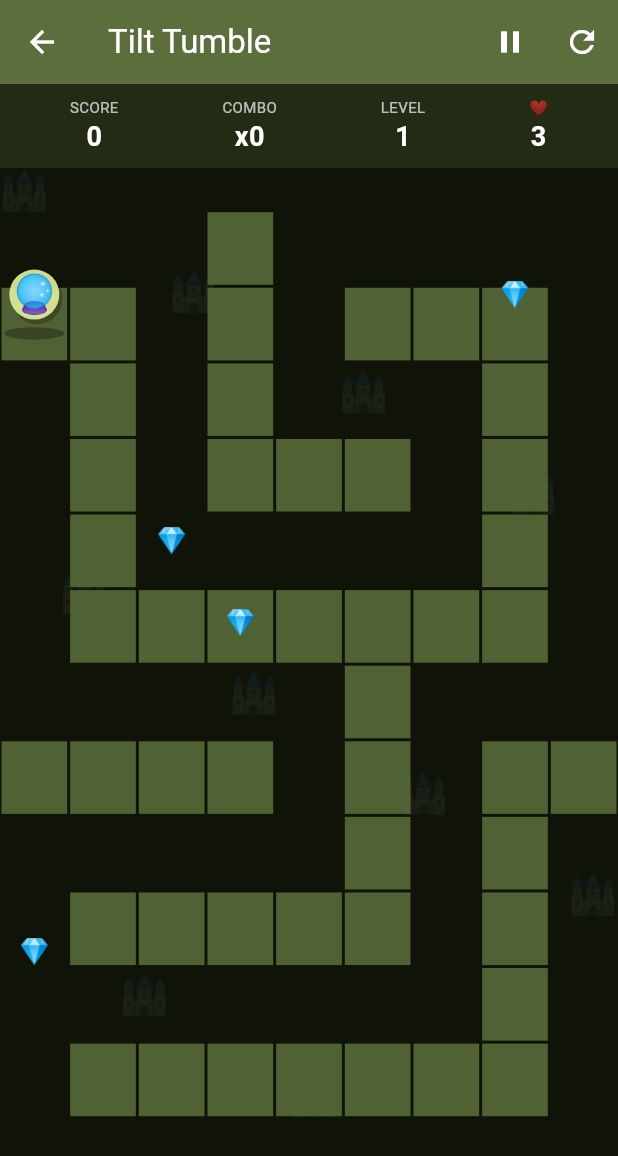
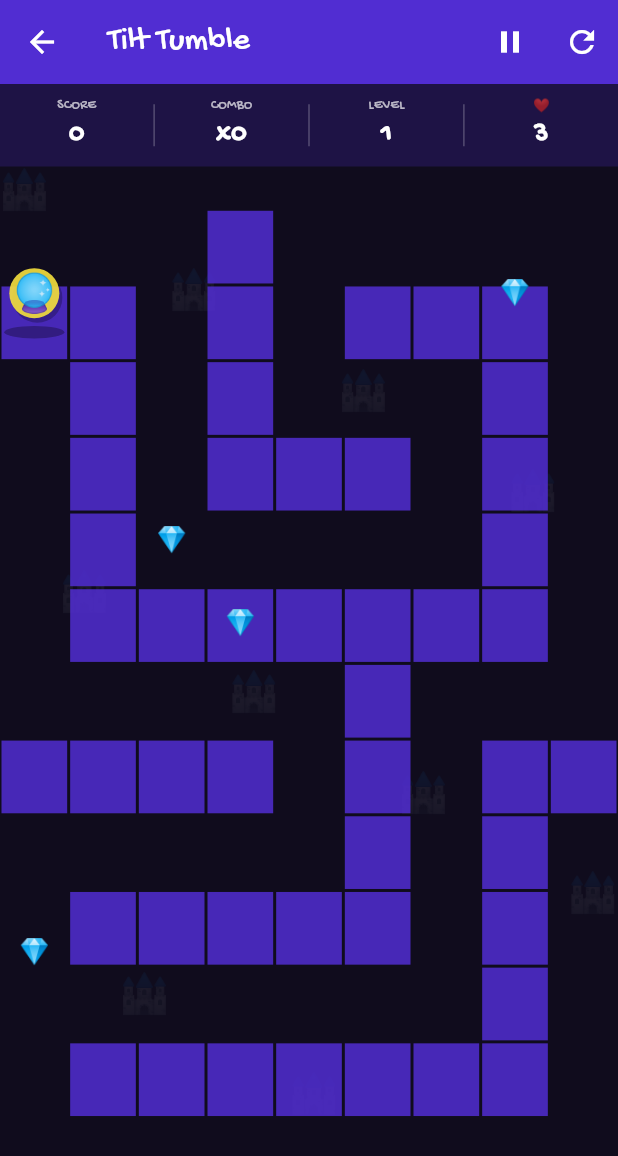
Before and after one commit to wjia-n/game-tilttumble, a Flutter app: the screen it shows after launch, after a tap on an icon or button, on a phone screen of 412 x 824 dp. Shown: the top 1156 px of the screen. Run offline on Flutter 3.47's test engine with Material 3 defaults, Android fonts, the light colour scheme and no system bars; our stand-ins replace audioplayers, cross_file, file_picker, in_app_purchase, in_app_review, qr_flutter and 2 more; missing offline and left inert: mobile_scanner.

Commit message:
Distinct look: GochiHand font, V4 menu, segmented HUD, palette, emoji fallback, wording ban, v1.0.0+4

```diff
--- a/lib/main.dart
+++ b/lib/main.dart
@@ -17,6 +17,7 @@ class ArcadeApp extends StatelessWidget {
       theme: ThemeData(
         colorScheme: ColorScheme.fromSeed(seedColor: config.primaryColor, brightness: Brightness.dark),
         useMaterial3: true,
+        fontFamily: 'GochiHand',
       ),
       home: SplashScreen(config: config),
     );
--- a/lib/screens/game_screen.dart
+++ b/lib/screens/game_screen.dart
@@ -83,20 +83,23 @@ class _GameScreenState extends State<GameScreen> {
 
   Widget _hud(ArcadeConfig c, ArcadeEngine e) {
     return Container(
-      color: c.primaryColor.withOpacity(0.25),
-      padding: const EdgeInsets.symmetric(horizontal: 12, vertical: 8),
-      child: Row(mainAxisAlignment: MainAxisAlignment.spaceAround, children: [
-        _stat('SCORE', '${e.score}'),
-        _stat('COMBO', 'x${e.combo}'),
-        _stat('LEVEL', '${e.level}'),
-        _stat('❤', '${e.lives}'),
+      color: c.primaryColor.withOpacity(0.22),
+      padding: const EdgeInsets.symmetric(vertical: 8),
+      child: Row(children: [
+        Expanded(child: _stat('SCORE', '${e.score}')),
+        Container(width: 1, height: 28, color: Colors.white24),
+        Expanded(child: _stat('COMBO', 'x${e.combo}')),
+        Container(width: 1, height: 28, color: Colors.white24),
+        Expanded(child: _stat('LEVEL', '${e.level}')),
+        Container(width: 1, height: 28, color: Colors.white24),
+        Expanded(child: _stat('❤', '${e.lives}')),
       ]),
     );
   }
 
   Widget _stat(String label, String value) => Column(children: [
-    Text(label, style: const TextStyle(color: Colors.white70, fontSize: 10)),
-    Text(value, style: const TextStyle(color: Colors.white, fontSize: 18, fontWeight: FontWeight.bold)),
+    Text(label, style: const TextStyle(color: Colors.white70, fontSize: 9, fontFamilyFallback: ['Noto Color Emoji'])),
+    Text(value, style: const TextStyle(color: Colors.white, fontSize: 18, fontWeight: FontWeight.bold, fontFamilyFallback: ['Noto Color Emoji'])),
   ]);
 
   Widget _playArea(ArcadeConfig c, ArcadeEngine e) {
@@ -128,21 +131,21 @@ class _GameScreenState extends State<GameScreen> {
   Widget _gameOver(ArcadeConfig c, ArcadeEngine e) {
     return Center(child: Padding(padding: const EdgeInsets.all(24), child: Column(
       mainAxisAlignment: MainAxisAlignment.center, children: [
-      Text(c.bgEmoji, style: const TextStyle(fontSize: 64)),
+      Text(c.bgEmoji, style: const TextStyle(fontFamilyFallback: const ['Noto Color Emoji'], fontSize: 64)),
       const SizedBox(height: 12),
-      const Text('GAME OVER', style: TextStyle(color: Colors.white, fontSize: 32, fontWeight: FontWeight.bold)),
+      const Text('GAME OVER', style: TextStyle(fontFamilyFallback: const ['Noto Color Emoji'], color: Colors.white, fontSize: 32, fontWeight: FontWeight.bold)),
       const SizedBox(height: 8),
-      Text('Score: ${e.score}', style: const TextStyle(color: Colors.white, fontSize: 22)),
+      Text('Score: ${e.score}', style: const TextStyle(fontFamilyFallback: const ['Noto Color Emoji'], color: Colors.white, fontSize: 22)),
       Text('Best combo: x${e.bestCombo}  •  Level ${e.level}',
-          style: const TextStyle(color: Colors.white70)),
+          style: const TextStyle(fontFamilyFallback: const ['Noto Color Emoji'], color: Colors.white70)),
       const SizedBox(height: 24),
       ElevatedButton(
         style: ElevatedButton.styleFrom(backgroundColor: c.accentColor,
             padding: const EdgeInsets.symmetric(horizontal: 48, vertical: 16)),
         onPressed: () => setState(() { _saved = false; e.start(); }),
-        child: const Text('PLAY AGAIN', style: TextStyle(fontSize: 18, color: Colors.black))),
+        child: const Text('PLAY AGAIN', style: TextStyle(fontFamilyFallback: const ['Noto Color Emoji'], fontSize: 18, color: Colors.black))),
       TextButton(onPressed: () => Navigator.pop(context),
-          child: const Text('Menu', style: TextStyle(color: Colors.white70))),
+          child: const Text('Menu', style: TextStyle(fontFamilyFallback: const ['Noto Color Emoji'], color: Colors.white70))),
     ])));
   }
 }
@@ -156,7 +159,7 @@ class _ArcadePainter extends CustomPainter {
   void _emoji(Canvas cv, String em, double x, double y, double pxSize, Size size, {double opacity = 1}) {
     final tp = TextPainter(textDirection: TextDirection.ltr);
     tp.text = TextSpan(text: em,
-        style: TextStyle(fontSize: pxSize, color: Colors.white.withOpacity(opacity)));
+        style: TextStyle(fontFamilyFallback: const ['Noto Color Emoji'], fontSize: pxSize, color: Colors.white.withOpacity(opacity)));
     tp.layout();
     tp.paint(cv, Offset(x * size.width - tp.width / 2, y * size.height - tp.height / 2));
   }
@@ -205,7 +208,7 @@ class _ArcadePainter extends CustomPainter {
     final e = engine;
     final tp = TextPainter(textDirection: TextDirection.ltr);
     tp.text = TextSpan(text: config.bgEmoji,
-        style: TextStyle(fontSize: 26, color: Colors.white.withOpacity(0.07)));
+        style: TextStyle(fontFamilyFallback: const ['Noto Color Emoji'], fontSize: 26, color: Colors.white.withOpacity(0.07)));
     tp.layout();
     for (int i = 0; i < 10; i++) {
       tp.paint(canvas, Offset((i * 113) % size.width, (i * 67) % size.height));
@@ -231,7 +234,7 @@ class _ArcadePainter extends CustomPainter {
           Paint()..color = (f.kind == 1 ? Colors.red : config.accentColor).withOpacity(a * 0.7));
     }
     if (e.paused) {
-      tp.text = const TextSpan(text: '⏸ PAUSED', style: TextStyle(fontSize: 34, color: Colors.white));
+      tp.text = const TextSpan(text: '⏸ PAUSED', style: TextStyle(fontFamilyFallback: const ['Noto Color Emoji'], fontSize: 34, color: Colors.white));
       tp.layout();
       tp.paint(canvas, Offset(size.width / 2 - tp.width / 2, size.height / 2 - 30));
     }
--- a/lib/screens/menu_screen.dart
+++ b/lib/screens/menu_screen.dart
@@ -1,3 +1,5 @@
+// DISTINCT ROLLOUT V4 — tilttumble: "Left rows + side badge"
+// Layout template from distinct-samples/turboturtle.
 import 'package:flutter/material.dart';
 import '../theme/arcade_config.dart';
 import '../engine/arcade_engine.dart';
@@ -6,6 +8,8 @@ import '../services/sound_service.dart';
 import 'game_screen.dart';
 import 'settings_screen.dart';
 import 'support_screen.dart';
+
+const List<String> _emojiFb = ['Noto Color Emoji'];
 
 class MenuScreen extends StatefulWidget {
   final ArcadeConfig config;
@@ -51,61 +55,84 @@ class _MenuScreenState extends State<MenuScreen> {
     return Scaffold(
       body: Container(
         decoration: BoxDecoration(gradient: LinearGradient(
-          begin: Alignment.topCenter, end: Alignment.bottomCenter,
-          colors: [c.darkColor, c.primaryColor.withOpacity(0.6)])),
-        child: SafeArea(child: Center(child: SingleChildScrollView(
-          padding: const EdgeInsets.all(28),
-          child: Column(mainAxisAlignment: MainAxisAlignment.center, children: [
-            Text(c.playerEmoji, style: const TextStyle(fontSize: 80)),
-            const SizedBox(height: 8),
-            Text(c.displayName.toUpperCase(), textAlign: TextAlign.center,
-              style: const TextStyle(color: Colors.white, fontSize: 30, fontWeight: FontWeight.w900)),
-            const SizedBox(height: 4),
-            Text(c.tagline, textAlign: TextAlign.center,
-              style: const TextStyle(color: Colors.white70, fontSize: 14)),
-            const SizedBox(height: 12),
-            Container(
-              padding: const EdgeInsets.symmetric(horizontal: 16, vertical: 8),
-              decoration: BoxDecoration(color: Colors.white10, borderRadius: BorderRadius.circular(20)),
-              child: Text('🏆 $playerName — Best: $highScore',
-                  style: const TextStyle(color: Colors.amber, fontWeight: FontWeight.bold)),
-            ),
-            const SizedBox(height: 20),
-            _btn(context, '▶  PLAY', c.accentColor, Colors.black, _play),
-            _btn(context, '❓  HOW TO PLAY', Colors.white24, Colors.white,
+          begin: Alignment.centerLeft, end: Alignment.centerRight,
+          colors: [c.darkColor, c.primaryColor.withOpacity(0.4)])),
+        child: SafeArea(child: SingleChildScrollView(
+          padding: const EdgeInsets.fromLTRB(24, 28, 24, 24),
+          child: Column(crossAxisAlignment: CrossAxisAlignment.start, children: [
+            Row(crossAxisAlignment: CrossAxisAlignment.start, children: [
+              Expanded(child: Column(crossAxisAlignment: CrossAxisAlignment.start, children: [
+                Text(c.displayName.toUpperCase(), textAlign: TextAlign.left,
+                  style: const TextStyle(color: Colors.white, fontSize: 30, fontWeight: FontWeight.w900, fontFamilyFallback: _emojiFb)),
+                const SizedBox(height: 6),
+                Text(c.tagline, textAlign: TextAlign.left,
+                  style: const TextStyle(color: Colors.white70, fontSize: 14, fontFamilyFallback: _emojiFb)),
+                const SizedBox(height: 12),
+                Container(
+                  padding: const EdgeInsets.symmetric(horizontal: 14, vertical: 7),
+                  decoration: BoxDecoration(
+                    color: Colors.white10,
+                    borderRadius: BorderRadius.circular(8),
+                  ),
+                  child: Text('🏆 $playerName — Best: $highScore',
+                      style: const TextStyle(color: Colors.amber, fontWeight: FontWeight.bold, fontFamilyFallback: _emojiFb)),
+                ),
+              ])),
+              const SizedBox(width: 16),
+              Column(children: [
+                Container(
+                  width: 84, height: 84,
+                  decoration: BoxDecoration(
+                    shape: BoxShape.circle,
+                    color: c.accentColor.withOpacity(0.2),
+                    border: Border.all(color: c.accentColor, width: 2),
+                  ),
+                  child: Center(child: Text(c.playerEmoji,
+                      style: const TextStyle(fontSize: 44, fontFamilyFallback: _emojiFb))),
+                ),
+                const SizedBox(height: 6),
+                Text('TILT', style: TextStyle(color: c.accentColor, fontSize: 11, fontWeight: FontWeight.bold, letterSpacing: 2.0, fontFamilyFallback: _emojiFb)),
+              ]),
+            ]),
+            const SizedBox(height: 28),
+            _rowBtn('▶  PLAY', c.accentColor, Colors.black, _play),
+            _rowBtn('❓  HOW TO PLAY', Colors.white24, Colors.white,
                 () => _howTo(context, c)),
-            _btn(context, '⚙️  SETTINGS', Colors.white24, Colors.white, () {
+            _rowBtn('⚙️  SETTINGS', Colors.white24, Colors.white, () {
               Navigator.push(context, MaterialPageRoute(
                   builder: (_) => SettingsScreen(config: c))).then((_) => _load());
             }),
-            _btn(context, '💛  SUPPORT', Colors.amber.shade700, Colors.black, () {
+            _rowBtn('💛  SUPPORT', c.primaryColor, Colors.white, () {
               Navigator.push(context, MaterialPageRoute(
                   builder: (_) => SupportScreen(config: c)));
             }),
-            const SizedBox(height: 24),
-            const Text('Credits: WAJIHA', style: TextStyle(color: Colors.white38, fontSize: 12)),
+            const SizedBox(height: 28),
+            const Text('Credits: WAJIHA', style: TextStyle(color: Colors.white38, fontSize: 12, fontFamilyFallback: _emojiFb)),
           ])))),
-      ),
-    );
+      );
   }
 
   void _howTo(BuildContext ctx, ArcadeConfig c) {
     showDialog(context: ctx, builder: (_) => AlertDialog(
       backgroundColor: c.darkColor,
-      title: Text(c.displayName, style: const TextStyle(color: Colors.white)),
-      content: Text(c.howTo, style: const TextStyle(color: Colors.white70)),
+      title: Text(c.displayName, style: const TextStyle(color: Colors.white, fontFamilyFallback: _emojiFb)),
+      content: Text(c.howTo, style: const TextStyle(color: Colors.white70, fontFamilyFallback: _emojiFb)),
       actions: [TextButton(
         onPressed: () => Navigator.pop(ctx),
-        child: Text('GOT IT', style: TextStyle(color: c.accentColor)))],
+        child: Text('GOT IT', style: TextStyle(color: c.accentColor, fontFamilyFallback: _emojiFb)))],
     ));
   }
 
-  Widget _btn(BuildContext ctx, String label, Color bg, Color fg, VoidCallback onTap) => Padding(
+  Widget _rowBtn(String label, Color bg, Color fg, VoidCallback onTap) => Padding(
     padding: const EdgeInsets.symmetric(vertical: 6),
     child: SizedBox(width: double.infinity, child: ElevatedButton(
       style: ElevatedButton.styleFrom(backgroundColor: bg, foregroundColor: fg,
-        padding: const EdgeInsets.symmetric(vertical: 16),
-        shape: RoundedRectangleBorder(borderRadius: BorderRadius.circular(14))),
-      onPressed: onTap, child: Text(label, style: const TextStyle(fontSize: 17, fontWeight: FontWeight.bold)))),
+        padding: const EdgeInsets.symmetric(horizontal: 18, vertical: 18),
+        shape: RoundedRectangleBorder(borderRadius: BorderRadius.circular(6))),
+      onPressed: onTap,
+      child: Row(children: [
+        Expanded(child: Text(label, style: const TextStyle(fontSize: 17, fontWeight: FontWeight.bold, fontFamilyFallback: _emojiFb))),
+        const Text('›', style: TextStyle(fontSize: 22, fontWeight: FontWeight.bold, fontFamilyFallback: _emojiFb)),
+      ]))),
   );
 }
--- a/lib/theme/arcade_config.dart
+++ b/lib/theme/arcade_config.dart
@@ -70,9 +70,9 @@ const arcadeConfig = ArcadeConfig(
   slug: 'tilttumble',
   displayName: 'Tilt Tumble',
   tagline: 'tilt to roll through holes',
-  primary: 0xFF5B6E3C,
-  dark: 0xFF101408,
-  accent: 0xFFE4F09A,
+  primary: 0xFF512DD2,
+  dark: 0xFF100C1D,
+  accent: 0xFFF5E03D,
   playerEmoji: '🔮',
   obstacleEmoji: '🧱',
   collectEmoji: '💎',
```
Also changed, not shown: lib/screens/support_screen.dart (+9 -9 lines), pubspec.yaml (+5 -2 lines), assets/fonts/GochiHand-Regular.ttf (added).
